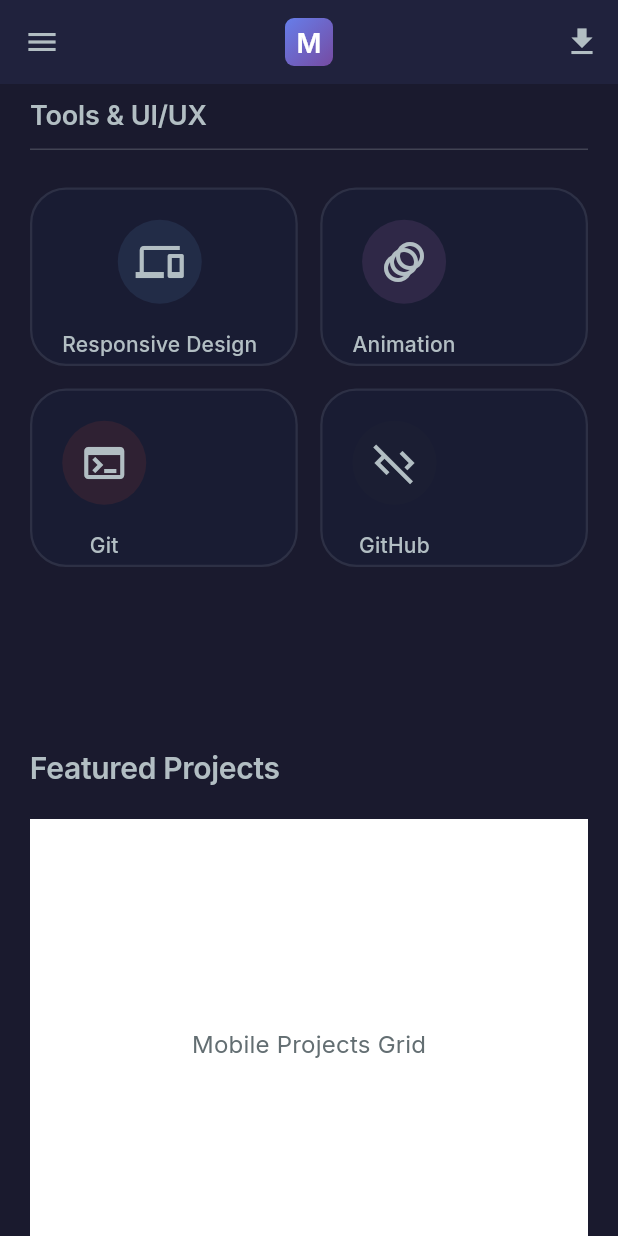
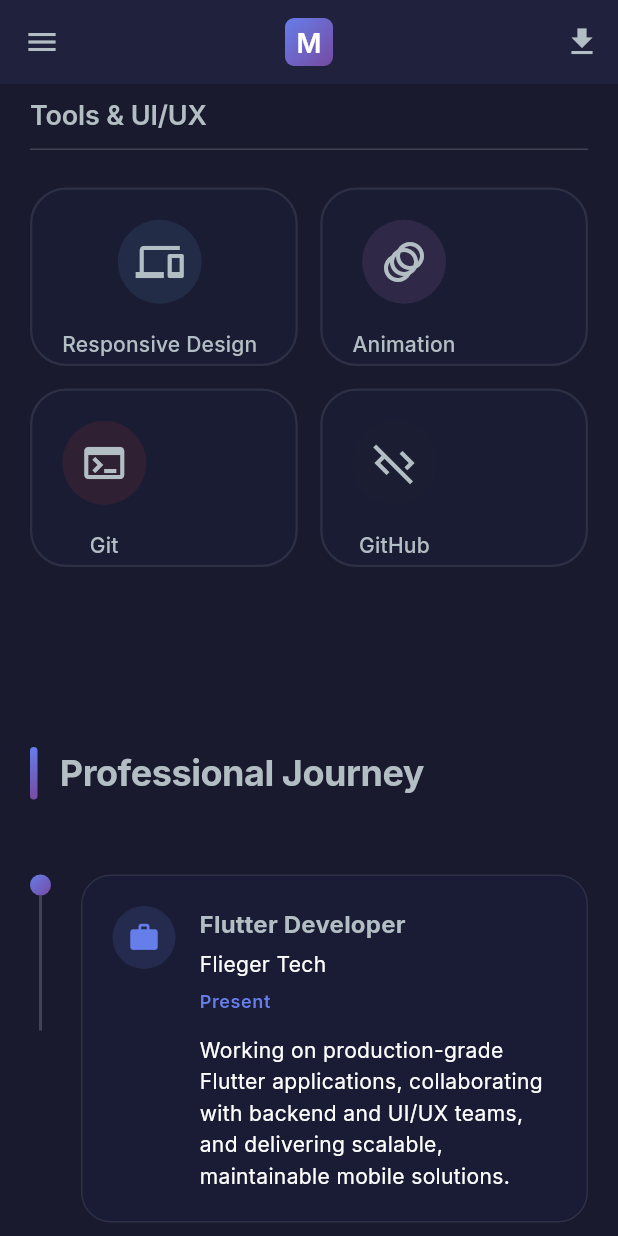
Before and after one commit to MakariosFared/portfolio, a Flutter app: the screen it shows after launch, scrolled down 1728 dp, on a phone screen of 412 x 824 dp. Run offline on Flutter 3.47's test engine with Material 3 defaults, Android fonts, the phone set to English and light mode, and no system bars; our stand-ins replace animate_do, dio, google_fonts.

Commit message:
create Professional Journey section

```diff
--- a/lib/features/home/views/home_desktop.dart
+++ b/lib/features/home/views/home_desktop.dart
@@ -1,4 +1,5 @@
 import 'package:flutter/material.dart';
+import 'package:my_portfolio/features/home/widgets/professional_journey.dart';
 import '../../../../core/theme/colors.dart';
 import '../../../../core/theme/typography.dart';
 import '../widgets/desktop_app_bar.dart';
@@ -24,7 +25,8 @@ class HomeDesktop extends StatelessWidget {
             const SizedBox(height: 100),
             const TechnicalExpertise(),
             const SizedBox(height: 100),
-            // Featured Projects Placeholder
+            const ProfessionalJourney(),
+            const SizedBox(height: 100),
             Padding(
               padding: const EdgeInsets.symmetric(horizontal: 40),
               child: Column(
--- a/lib/features/home/views/home_mobile.dart
+++ b/lib/features/home/views/home_mobile.dart
@@ -1,4 +1,5 @@
 import 'package:flutter/material.dart';
+import 'package:my_portfolio/features/home/widgets/professional_journey.dart';
 import '../../../../core/theme/colors.dart';
 import '../../../../core/theme/typography.dart';
 import '../widgets/hero_section.dart';
@@ -55,6 +56,8 @@ class HomeMobile extends StatelessWidget {
             const SizedBox(height: 60),
             const TechnicalExpertise(),
             const SizedBox(height: 60),
+            ProfessionalJourney(),
+            const SizedBox(height: 60),
             Padding(
               padding: const EdgeInsets.symmetric(horizontal: 20),
               child: Column(
@@ -70,7 +73,6 @@ class HomeMobile extends StatelessWidget {
                   Container(
                     height: 300,
                     width: double.infinity,
-                    color: AppColors.surface,
                     child: Center(
                       child: Text(
                         'Mobile Projects Grid',
--- a/lib/features/home/views/home_tablet.dart
+++ b/lib/features/home/views/home_tablet.dart
@@ -1,4 +1,5 @@
 import 'package:flutter/material.dart';
+import 'package:my_portfolio/features/home/widgets/professional_journey.dart';
 import '../../../../core/theme/colors.dart';
 import '../../../../core/theme/typography.dart';
 import '../widgets/hero_section.dart';
@@ -41,6 +42,8 @@ class HomeTablet extends StatelessWidget {
             const HomeHero(),
             const SizedBox(height: 80),
             const TechnicalExpertise(),
+            const SizedBox(height: 80),
+            ProfessionalJourney(),
             const SizedBox(height: 80),
             Padding(
               padding: const EdgeInsets.symmetric(horizontal: 40),
--- /dev/null
+++ b/lib/features/home/widgets/professional_journey.dart
@@ -0,0 +1,208 @@
+import 'package:animate_do/animate_do.dart';
+import 'package:flutter/material.dart';
+import '../../../../core/theme/colors.dart';
+import '../../../../core/theme/typography.dart';
+
+class JourneyItem {
+  final String role;
+  final String company;
+  final String period;
+  final String description;
+  final IconData icon;
+
+  JourneyItem({
+    required this.role,
+    required this.company,
+    required this.period,
+    required this.description,
+    required this.icon,
+  });
+}
+
+class ProfessionalJourney extends StatelessWidget {
+  const ProfessionalJourney({super.key});
+
+  @override
+  Widget build(BuildContext context) {
+    final journeyItems = <JourneyItem>[
+      JourneyItem(
+        role: 'Flutter Developer',
+        company: 'Flieger Tech',
+        period: 'Present',
+        description:
+            'Working on production-grade Flutter applications, collaborating with backend and UI/UX teams, and delivering scalable, maintainable mobile solutions.',
+        icon: Icons.work_rounded,
+      ),
+      JourneyItem(
+        role: 'Flutter Developer',
+        company: 'Shrka',
+        period: 'Previous Role',
+        description:
+            'Contributed to building and maintaining Flutter applications, integrating RESTful APIs, and improving UI performance and responsiveness.',
+        icon: Icons.business_rounded,
+      ),
+      JourneyItem(
+        role: 'Freelance Flutter Developer',
+        company: 'Self-Employed',
+        period: 'Freelance',
+        description:
+            'Delivered multiple Flutter projects for different clients, including business apps, dashboards, and service-based mobile solutions.',
+        icon: Icons.handyman_rounded,
+      ),
+    ];
+
+    return LayoutBuilder(
+      builder: (context, constraints) {
+        final bool isMobile = constraints.maxWidth < 600;
+        final double horizontalPadding = isMobile ? 20 : 40;
+
+        return Padding(
+          padding: EdgeInsets.symmetric(horizontal: horizontalPadding),
+          child: Column(
+            crossAxisAlignment: CrossAxisAlignment.start,
+            children: [
+              FadeInLeft(
+                duration: const Duration(milliseconds: 800),
+                child: Row(
+                  children: [
+                    Container(
+                      width: 5,
+                      height: 35,
+                      decoration: BoxDecoration(
+                        gradient: AppColors.primaryGradient,
+                        borderRadius: BorderRadius.circular(10),
+                      ),
+                    ),
+                    const SizedBox(width: 15),
+                    Text(
+                      'Professional Journey',
+                      style: AppTypography.h2.copyWith(
+                        color: AppColors.textLight,
+                        fontSize: isMobile ? 24 : 32,
+                        fontWeight: FontWeight.bold,
+                      ),
+                    ),
+                  ],
+                ),
+              ),
+              const SizedBox(height: 50),
+
+              ...journeyItems.asMap().entries.map((entry) {
+                final index = entry.key;
+                final item = entry.value;
+
+                return FadeInUp(
+                  delay: Duration(milliseconds: 150 * index),
+                  duration: const Duration(milliseconds: 600),
+                  child: _JourneyCard(item: item),
+                );
+              }),
+            ],
+          ),
+        );
+      },
+    );
+  }
+}
+
+class _JourneyCard extends StatelessWidget {
+  final JourneyItem item;
+
+  const _JourneyCard({required this.item});
+
+  @override
+  Widget build(BuildContext context) {
+    return Padding(
+      padding: const EdgeInsets.only(bottom: 30),
+      child: Row(
+        crossAxisAlignment: CrossAxisAlignment.start,
+        children: [
+          // Timeline Indicator
+          Column(
+            children: [
+              Container(
+                width: 14,
+                height: 14,
+                decoration: BoxDecoration(
+                  shape: BoxShape.circle,
+                  gradient: AppColors.primaryGradient,
+                ),
+              ),
+              Container(
+                width: 2,
+                height: 90,
+                color: AppColors.border.withValues(alpha: 0.2),
+              ),
+            ],
+          ),
+          const SizedBox(width: 20),
+
+          // Content Card
+          Expanded(
+            child: Container(
+              padding: const EdgeInsets.all(20),
+              decoration: BoxDecoration(
+                color: AppColors.surfaceDark.withValues(alpha: 0.35),
+                borderRadius: BorderRadius.circular(20),
+                border: Border.all(
+                  color: AppColors.border.withValues(alpha: 0.1),
+                ),
+              ),
+              child: Row(
+                crossAxisAlignment: CrossAxisAlignment.start,
+                children: [
+                  Container(
+                    padding: const EdgeInsets.all(10),
+                    decoration: BoxDecoration(
+                      color: AppColors.primary.withValues(alpha: 0.15),
+                      shape: BoxShape.circle,
+                    ),
+                    child: Icon(item.icon, color: AppColors.primary, size: 22),
+                  ),
+                  const SizedBox(width: 16),
+                  Expanded(
+                    child: Column(
+                      crossAxisAlignment: CrossAxisAlignment.start,
+                      children: [
+                        Text(
+                          item.role,
+                          style: AppTypography.bodyLarge.copyWith(
+                            color: AppColors.textLight,
+                            fontWeight: FontWeight.bold,
+                          ),
+                        ),
+                        const SizedBox(height: 4),
+                        Text(
+                          item.company,
+                          style: AppTypography.bodyMedium.copyWith(
+                            color: AppColors.textOnPrimary,
+                          ),
+                        ),
+                        const SizedBox(height: 6),
+                        Text(
+                          item.period,
+                          style: AppTypography.bodySmall.copyWith(
+                            color: AppColors.primary,
+                            fontWeight: FontWeight.w600,
+                          ),
+                        ),
+                        const SizedBox(height: 12),
+                        Text(
+                          item.description,
+                          style: AppTypography.bodyMedium.copyWith(
+                            color: AppColors.textOnPrimary,
+                            height: 1.5,
+                          ),
+                        ),
+                      ],
+                    ),
+                  ),
+                ],
+              ),
+            ),
+          ),
+        ],
+      ),
+    );
+  }
+}
```
